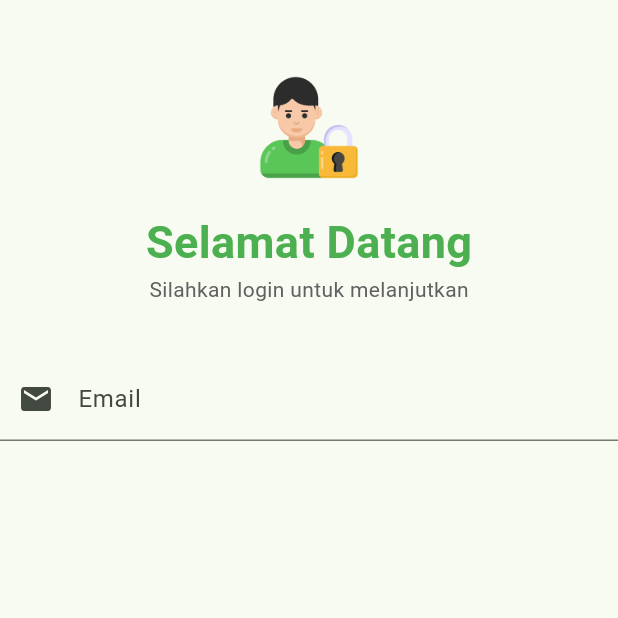
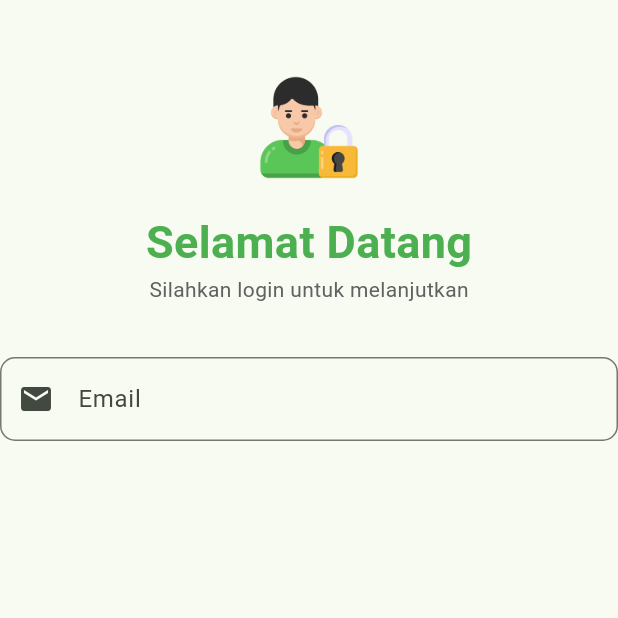
Before and after one commit to ZEINadli/tugas_week_6_1123150028, a Flutter app: the Login screen opened directly, on a phone screen of 412 x 824 dp, the top half of it. Run offline on Flutter 3.47's test engine with Material 3 defaults, Android fonts, the phone set to English and light mode, and no system bars.

Commit message:
tambah border radius

```diff
--- a/lib/screen/login.dart
+++ b/lib/screen/login.dart
@@ -42,6 +42,9 @@
                   labelText: 'Email',
                   hintText: 'Masukan Email Anda',
                   prefixIcon: Icon(Icons.email),
+                  border: OutlineInputBorder(
+                    borderRadius: BorderRadius.circular(10),
+                  )
                 )
               )
             ],
```
